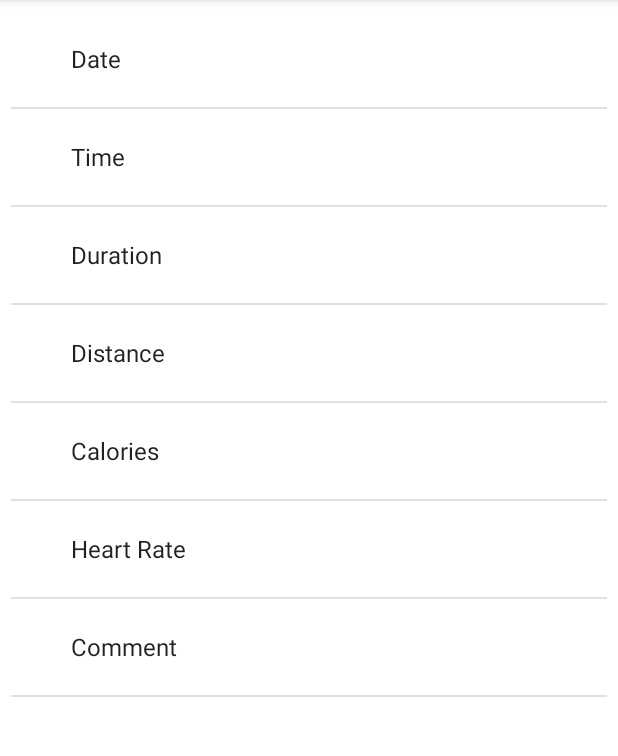
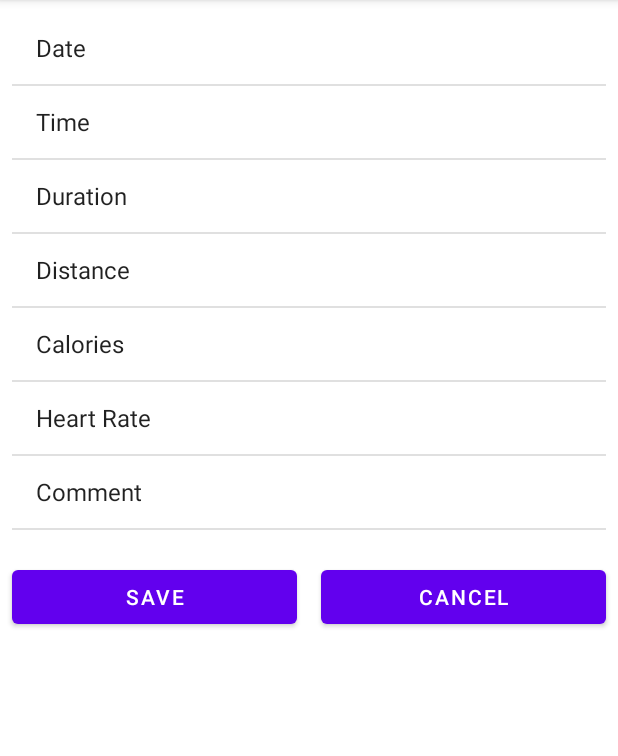
Before and after one commit to anna-cl/android-ui-layouts-fragments, an Android app: the StartActivity screen opened directly, with no data from a screen before it, on a phone screen of 412 x 824 dp, the part 84-840 px from its top. Run offline under Robolectric (Android 15) with nearby library versions, the phone set to English and light mode, and no system bars.

```diff
--- a/MyRun2/app/src/main/AndroidManifest.xml
+++ b/MyRun2/app/src/main/AndroidManifest.xml
@@ -13,9 +13,6 @@
             android:name=".StartActivity"
             android:exported="true" />
         <activity
-            android:name=".ListViewLayoutActivity"
-            android:exported="true" />
-        <activity
             android:name=".MainActivity"
             android:exported="true">
             <intent-filter>
--- a/MyRun2/app/src/main/java/ca/cmpt362/projects/myRun2Tabs/MainActivity.kt
+++ b/MyRun2/app/src/main/java/ca/cmpt362/projects/myRun2Tabs/MainActivity.kt
@@ -23,10 +23,4 @@ class MainActivity : AppCompatActivity() {
         Toast.makeText(this, "fill out the form", Toast.LENGTH_SHORT).show()
     }
 
-    fun onListViewLayoutClicked(v: View) {
-        val intent = Intent(this, ListViewLayoutActivity::class.java)
-        startActivity(intent)
-    }
-
-
 }
--- a/MyRun2/app/src/main/java/ca/cmpt362/projects/myRun2Tabs/StartActivity.kt
+++ b/MyRun2/app/src/main/java/ca/cmpt362/projects/myRun2Tabs/StartActivity.kt
@@ -1,12 +1,13 @@
 package ca.cmpt362.projects.myRun2Tabs
 
+import android.app.DatePickerDialog
 import android.os.Bundle
 import android.view.View
-import android.widget.ArrayAdapter
-import android.widget.ListView
+import android.widget.*
 import androidx.appcompat.app.AppCompatActivity
+import java.util.*
 
-class StartActivity : AppCompatActivity() {
+class StartActivity : AppCompatActivity(), DatePickerDialog.OnDateSetListener {
     private val LISTITEMS = arrayOf(
         "Date",
         "Time",
@@ -28,9 +29,36 @@ class StartActivity : AppCompatActivity() {
     }
 
     private fun listAdapterView(){
+        //display list view with list adapter:
         listView = findViewById(R.id.listView_startActivity)
-        listView.adapter = ArrayAdapter(
-            this, android.R.layout.simple_expandable_list_item_1, LISTITEMS)
+
+        listView.adapter = ArrayAdapter<String>(
+            this, android.R.layout.simple_list_item_1, LISTITEMS)
+
+        //click on each item on the list:
+        listView.setOnItemClickListener(){ parent:AdapterView<*>, view:View, position: Int, id: Long ->
+            if (position == 0){
+                Toast.makeText(this, "Item clicked! position $position", Toast.LENGTH_SHORT).show();
+                dateClicked() //----------
+
+            }else if(position == 1){
+                Toast.makeText(this, "Item clicked! position $position", Toast.LENGTH_SHORT).show();
+            }
+        }
+    }
+
+    private fun dateClicked(){
+        val calendar = Calendar.getInstance()
+        val datePickerDialog = DatePickerDialog(
+            this, this,calendar.get(Calendar.YEAR), calendar.get(Calendar.MONTH),
+            calendar.get(Calendar.DAY_OF_MONTH)
+        )
+        datePickerDialog.show()
+
+    }
+
+    override fun onDateSet(p0: DatePicker?, p1: Int, p2: Int, p3: Int) {
+        TODO("Not yet implemented")
     }
 
 }
--- a/MyRun2/app/src/main/res/layout/activity_start.xml
+++ b/MyRun2/app/src/main/res/layout/activity_start.xml
@@ -1,11 +1,39 @@
 <?xml version="1.0" encoding="utf-8"?>
 <LinearLayout xmlns:android="http://schemas.android.com/apk/res/android"
     android:layout_height="match_parent"
-    android:layout_width="match_parent">
+    android:layout_width="match_parent"
+    android:orientation="vertical">
+
         <ListView
             android:id="@+id/listView_startActivity"
             android:layout_width="match_parent"
-            android:layout_height="match_parent"
-            android:layout_margin="7dp"/>
+            android:layout_height="350dp"
+            android:layout_margin="8dp" />
+
+        <LinearLayout
+            android:layout_width="match_parent"
+            android:layout_height="wrap_content"
+            android:orientation="horizontal">
+
+                <Button
+                    android:id="@+id/save_start"
+                    android:layout_width="100dp"
+                    android:layout_height="wrap_content"
+                    android:layout_weight="1"
+                    android:text="@string/save_start"
+                    android:layout_margin="8dp"/>
+
+                <Button
+                    android:id="@+id/cancel_start"
+                    android:layout_width="100dp"
+                    android:layout_height="wrap_content"
+                    android:layout_weight="1"
+                    android:text="@string/cancel_start"
+                    android:layout_margin="8dp"/>
+
+        </LinearLayout>
+
+
+
 
 </LinearLayout>
--- a/MyRun2/app/src/main/res/values/strings.xml
+++ b/MyRun2/app/src/main/res/values/strings.xml
@@ -31,6 +31,8 @@
     <string name="startButton">Start</string>
 
     <!-- START ACTIVITY   -->
+    <string name="save_start">SAVE</string>
+    <string name="cancel_start">CANCEL</string>
 <!--    <string name="dateText">Date</string>-->
 <!--    <string name="timeText">Time</string>-->
 <!--    <string name="durationText">Duration</string>-->
```
Also changed, not shown: MyRun2/app/src/main/java/ca/cmpt362/projects/myRun2Tabs/ListViewLayoutActivity.kt (deleted, +0 -34 lines), MyRun2/app/src/main/res/layout/activity_list_view_layout.xml (deleted, +0 -12 lines), MyRun2/app/src/main/res/layout/activity_main.xml (+0 -9 lines).
